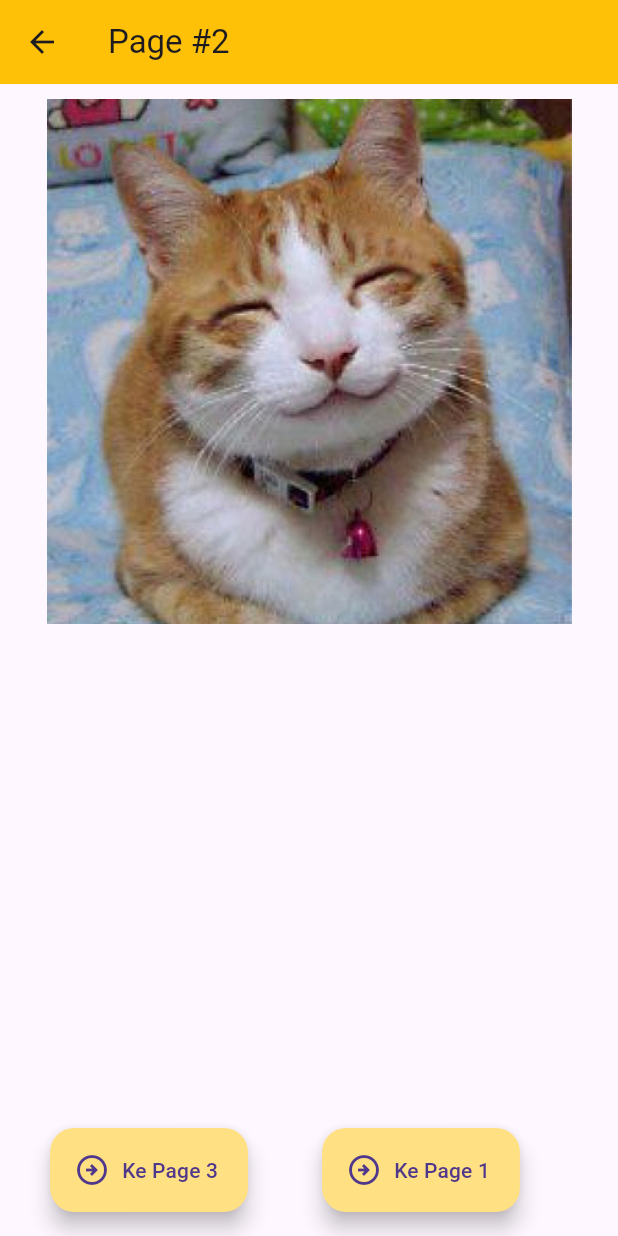
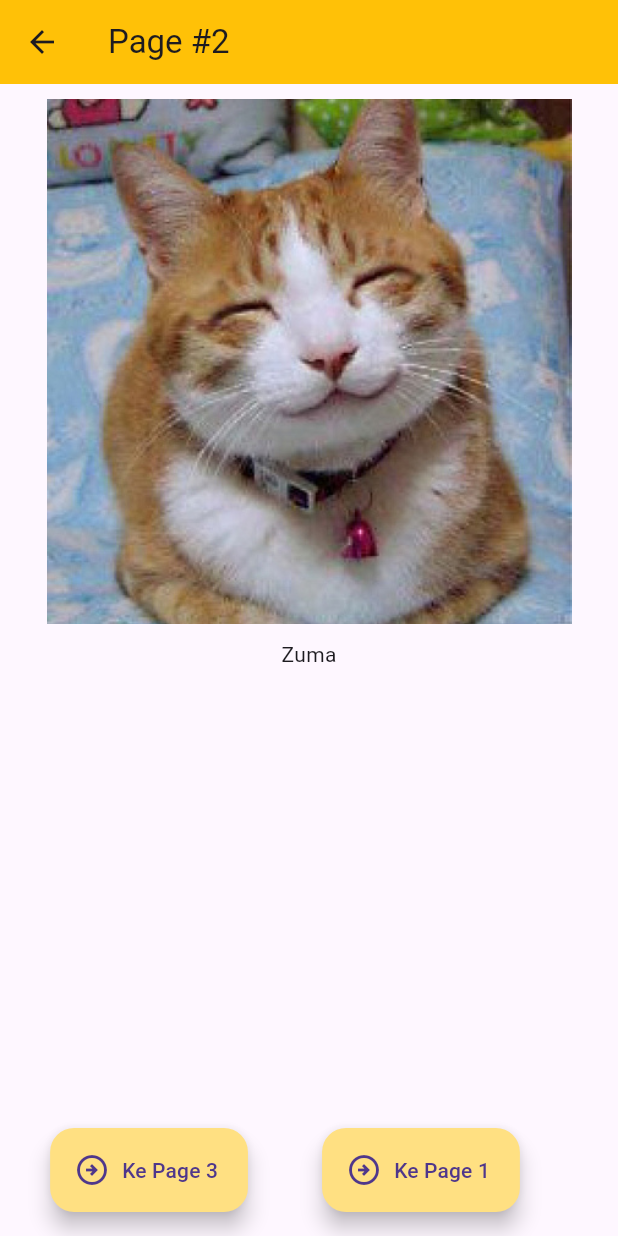
Before and after one commit to zumaku/flutter_journery, a Flutter app: the screen it shows after launch, after a tap on "Ke Page 2", on a phone screen of 412 x 824 dp. Run offline on Flutter 3.47's test engine with Material 3 defaults, Android fonts, the phone set to English and light mode, and no system bars.

Commit message:
Passing Value antar screen

```diff
--- a/lib/pages/page1.dart
+++ b/lib/pages/page1.dart
@@ -3,7 +3,9 @@ import 'package:flutter_application/pages/page2.dart';
 import 'package:flutter_application/pages/page3.dart';
 
 class Page1 extends StatelessWidget {
-  const Page1({super.key});
+  Page1({super.key});
+
+  String namaku = "Zuma";
 
   @override
   Widget build(BuildContext context) {
@@ -35,7 +37,7 @@ class Page1 extends StatelessWidget {
             onPressed: () => {
               Navigator.push(
                 context,
-                MaterialPageRoute(builder: (context) => Page2()),
+                MaterialPageRoute(builder: (context) => Page2(nama: namaku)),
               )
             },
           ),
--- a/lib/pages/page2.dart
+++ b/lib/pages/page2.dart
@@ -3,7 +3,8 @@ import 'package:flutter_application/pages/page1.dart';
 import 'package:flutter_application/pages/page3.dart';
 
 class Page2 extends StatelessWidget {
-  const Page2({super.key});
+  final String nama;
+  const Page2({super.key, required this.nama});
 
   @override
   Widget build(BuildContext context) {
@@ -23,7 +24,8 @@ class Page2 extends StatelessWidget {
               fit: BoxFit.cover,
             ),
           ),
-        ),)
+        ),),
+        Text('$nama')
       ],),
       floatingActionButton: Row(
         mainAxisAlignment: MainAxisAlignment.spaceEvenly,
--- a/lib/pages/page3.dart
+++ b/lib/pages/page3.dart
@@ -46,7 +46,7 @@ class Page3 extends StatelessWidget {
             onPressed: () => {
               Navigator.push(
                 context,
-                MaterialPageRoute(builder: (context) => Page2()),
+                MaterialPageRoute(builder: (context) => Page2(nama: 'Zumaku',)),
               )
             },
           ),
```
